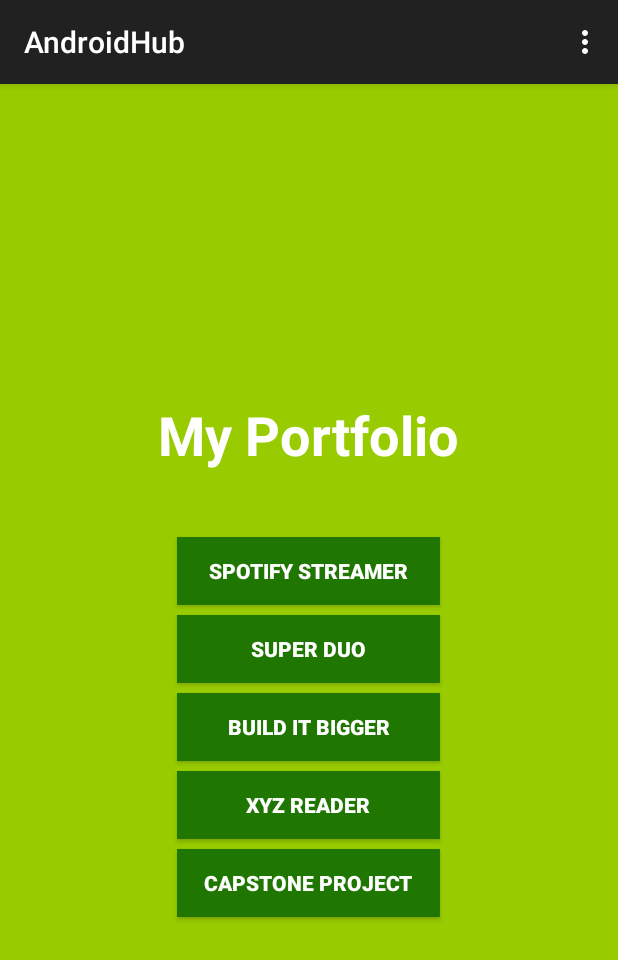
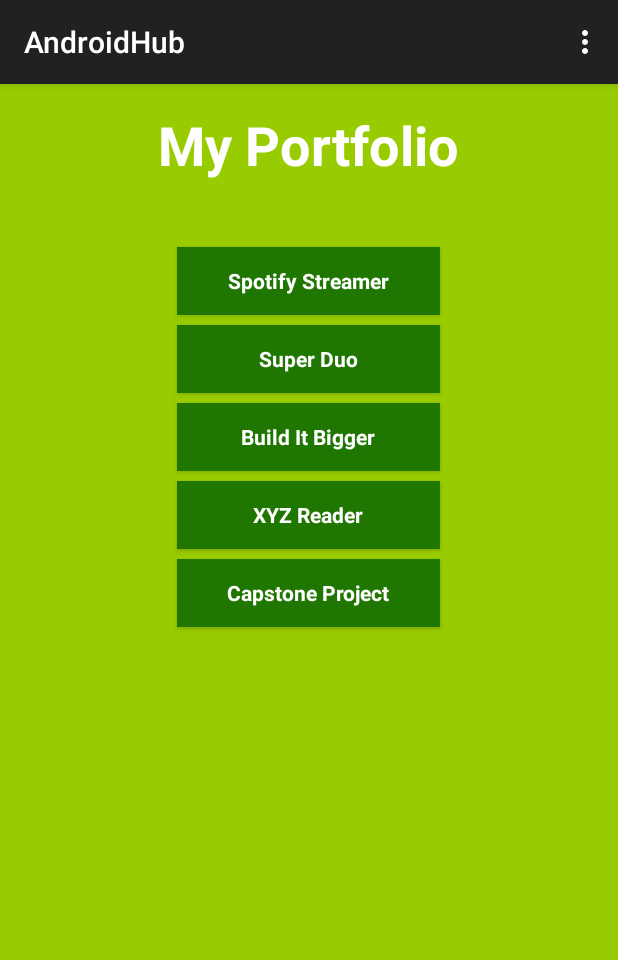
Before and after one commit to chaoswurm/AndroidHub, an Android app: the screen it shows after launch (MainActivity), on a phone screen of 412 x 824 dp. Shown: the top 960 px of the screen. Run offline under Robolectric (Android 15) with nearby library versions, the phone set to English and light mode, and no system bars.

Commit message:
Added style for button and scrollview. Ready for project 1

```diff
--- a/app/src/main/res/layout/activity_main.xml
+++ b/app/src/main/res/layout/activity_main.xml
@@ -1,16 +1,24 @@
 <RelativeLayout xmlns:android="http://schemas.android.com/apk/res/android"
-    xmlns:tools="http://schemas.android.com/tools" android:layout_width="match_parent"
-    android:layout_height="match_parent" android:paddingLeft="@dimen/activity_horizontal_margin"
+    xmlns:tools="http://schemas.android.com/tools"
+    android:layout_width="match_parent"
+    android:layout_height="match_parent"
+    android:paddingLeft="@dimen/activity_horizontal_margin"
     android:paddingRight="@dimen/activity_horizontal_margin"
     android:paddingTop="@dimen/activity_vertical_margin"
     android:paddingBottom="@dimen/activity_vertical_margin" tools:context=".MainActivity"
     android:background="@android:color/holo_green_light">
 
+
+    <ScrollView
+        android:layout_width="wrap_content"
+        android:layout_height="wrap_content"
+        android:id="@+id/scrollView"
+        android:layout_centerHorizontal="true">
+
         <LinearLayout
             android:orientation="vertical"
             android:layout_width="fill_parent"
-        android:layout_height="fill_parent"
-        android:gravity="center_vertical|center_horizontal">
+            android:layout_height="fill_parent">
 
             <TextView
                 android:layout_width="wrap_content"
@@ -20,8 +28,6 @@
                 android:id="@+id/textView"
                 android:gravity = "center"
                 android:textStyle="bold"
-            android:layout_alignParentStart="true"
-            android:layout_alignParentLeft = "true"
                 android:textColor="#ffffff" />
 
             <TextView
@@ -32,81 +38,34 @@
                 android:textSize="30dp" />
 
             <Button
-            android:layout_width="175dp"
-            android:layout_height="45dp"
+                style="@style/myButton"
                 android:text="Spotify Streamer"
-            android:id="@+id/button"
-            android:layout_gravity="center_horizontal"
-            android:textAlignment="center"
-            android:layout_centerHorizontal="true"
-            android:layout_below="@+id/textView"
-            android:background="#ff1f7600"
-            android:textColor="#ffffff"
-            android:textStyle="bold"
-            android:layout_margin="3dp"
-            android:clickable="true"
-            android:nestedScrollingEnabled="true"
-            android:onClick="sendMessage" />
+                android:id="@+id/bSpotifyStreamer"/>
 
             <Button
-            android:layout_width="175dp"
-            android:layout_height="45dp"
+                style="@style/myButton"
                 android:text="Super Duo"
-            android:id="@+id/button2"
-            android:layout_gravity="center_horizontal"
-            android:layout_centerHorizontal="true"
-            android:layout_below="@+id/button"
-            android:textStyle="bold"
-            android:textColor="#ffffff"
-            android:background="#ff1f7600"
-            android:layout_margin="3dp"
-            android:clickable="true"
-            android:onClick="sendMessage"/>
+                android:id="@+id/bSuperDuo"/>
 
             <Button
-            android:layout_width="175dp"
-            android:layout_height="45dp"
+                style="@style/myButton"
                 android:text="Build It Bigger"
-            android:id="@+id/button3"
-            android:layout_below="@+id/button2"
-            android:layout_gravity="center_horizontal"
-            android:textStyle="bold"
-            android:textColor="#ffffff"
-            android:background="#ff1f7600"
-            android:layout_margin="3dp"
-            android:clickable="true"
-            android:onClick="sendMessage"/>
+                android:id="@+id/bBuildItBigger"
+/>
 
             <Button
-            android:layout_width="175dp"
-            android:layout_height="45dp"
+                style="@style/myButton"
                 android:text="XYZ Reader"
-            android:id="@+id/button4"
-            android:layout_gravity="center_horizontal"
-            android:layout_centerHorizontal="true"
-            android:layout_below="@+id/button3"
-            android:textStyle="bold"
-            android:textColor="#ffffff"
-            android:background="#ff1f7600"
-            android:layout_margin="3dp"
-            android:clickable="true"
-            android:onClick="sendMessage"/>
+                android:id="@+id/bXYZReader"
+/>
 
             <Button
-            android:layout_width="175dp"
-            android:layout_height="45dp"
+                style="@style/myButton"
                 android:text="Capstone Project"
-            android:id="@+id/button6"
-            android:layout_gravity="center_horizontal"
-            android:layout_centerHorizontal="true"
-            android:layout_below="@+id/button5"
-            android:textStyle="bold"
-            android:textColor="#ffffff"
-            android:background="#ff1f7600"
-            android:layout_margin="3dp"
-            android:clickable="true"
+                android:id="@+id/bCapstone"
                 android:onClick="sendMessageCapstone"/>
 
         </LinearLayout>
+    </ScrollView>
 
 </RelativeLayout>
--- a/app/src/main/res/values/styles.xml
+++ b/app/src/main/res/values/styles.xml
@@ -1,8 +1,20 @@
-<resources>
+<resources xmlns:android="http://schemas.android.com/apk/res/android">
 
     <!-- Base application theme. -->
     <style name="AppTheme" parent="Theme.AppCompat.Light.DarkActionBar">
         <!-- Customize your theme here. -->
     </style>
 
+    <style name="myButton" parent="@android:style/Widget.Button">
+        <item name="android:background">#ff1f7600</item>
+        <item name="android:textColor">#ffffff</item>
+        <item name="android:layout_width">175dp</item>
+        <item name="android:layout_height">45dp</item>
+        <item name="android:textStyle">bold</item>
+        <item name="android:layout_margin">3dp</item>
+        <item name="android:clickable">true</item>
+        <item name="android:onClick">sendMessage</item>
+        <item name="android:layout_gravity">center_horizontal</item>
+    </style>
+
 </resources>
```
Lines whose indentation alone changed are shown as unchanged.
